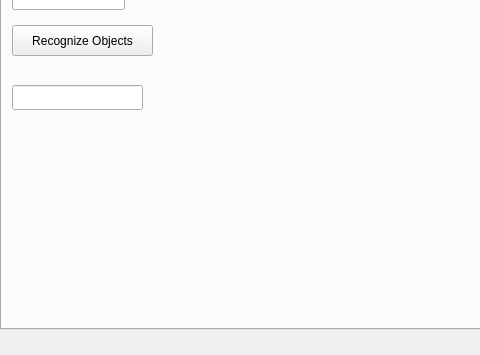
This is catkin_ws/src/hri/justina/justina_gui/src/MainWindow.ui in RobotJustina/Juskeshino as Qt 5 draws it before an edit; both pictures show x 0 to 480 and y 128 to 483 of the 680 by 483 pixel window. The edited form follows.
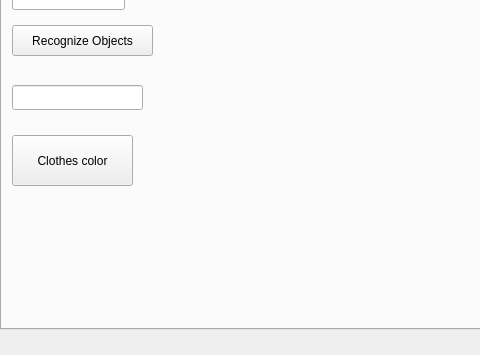
This is the edited form.

Commit message: New color recognition service was added to the GUI

```diff
--- a/catkin_ws/src/hri/justina/justina_gui/src/MainWindow.ui
+++ b/catkin_ws/src/hri/justina/justina_gui/src/MainWindow.ui
@@ -1241,6 +1241,19 @@
        </rect>
       </property>
      </widget>
+     <widget class="QPushButton" name="visBtnClothesColor">
+      <property name="geometry">
+       <rect>
+        <x>10</x>
+        <y>220</y>
+        <width>121</width>
+        <height>51</height>
+       </rect>
+      </property>
+      <property name="text">
+       <string>Clothes color</string>
+      </property>
+     </widget>
     </widget>
     <widget class="QWidget" name="tabSimpleTasks">
      <attribute name="title">
```
The commit also changes 7 other files.
